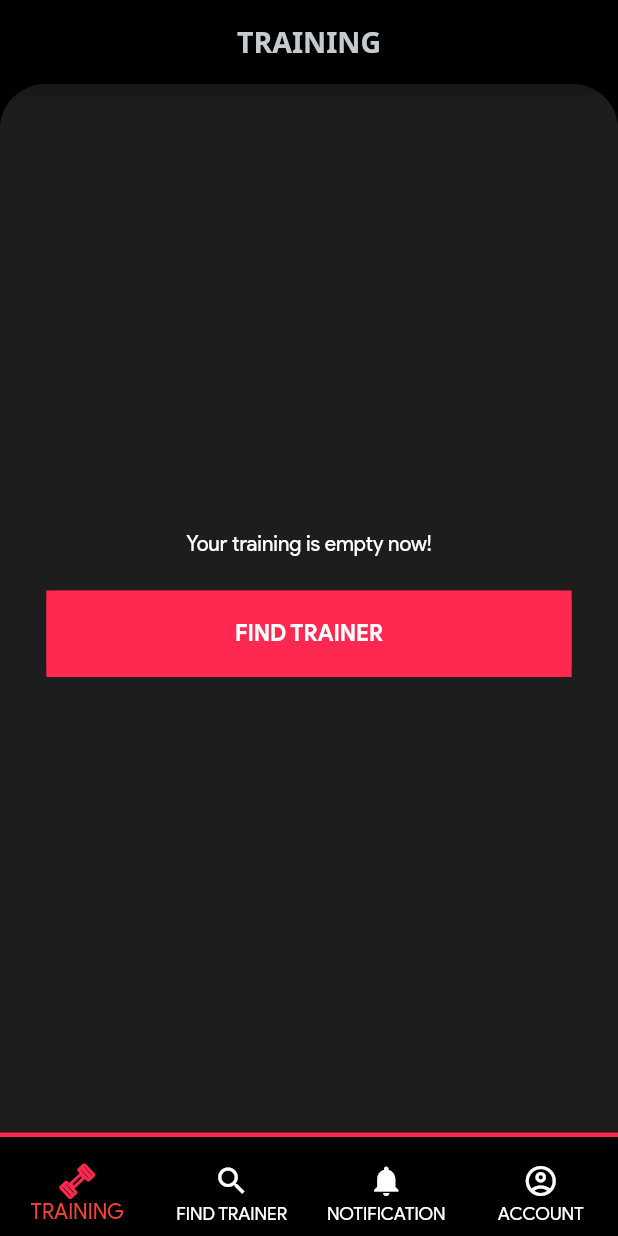
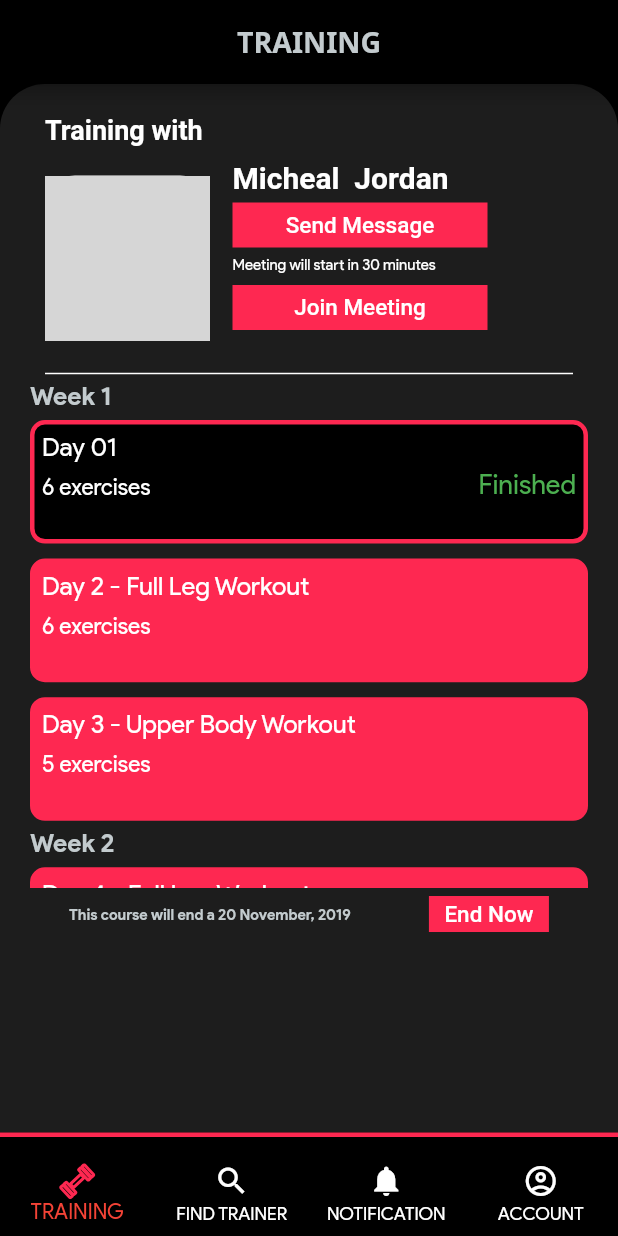
Before and after one commit to thanhdat369/HCI-PT-Booking, a Flutter app: the UserScreen screen opened directly, on a phone screen of 412 x 824 dp. Run offline on Flutter 3.47's test engine with Material 2 defaults, Android fonts, the phone set to English and light mode, and no system bars; our stand-ins replace chewie, flutter_svg, font_awesome_flutter, smooth_star_rating, table_calendar, video_player; Roboto replaces fonts that are missing (NotoSans); grey boxes are pictures that could not be loaded.

Commit message:
Training

```diff
--- a/lib/main.dart
+++ b/lib/main.dart
@@ -2,6 +2,7 @@ import 'package:flutter/material.dart';
 import 'package:hci_booking_pt/screens/user_screen/checkout.dart';
 import 'package:hci_booking_pt/screens/user_screen/components/scroll_profile_trainer.dart';
 import 'package:hci_booking_pt/screens/user_screen/profile_trainer.dart';
+import 'package:hci_booking_pt/screens/user_screen/rounder_training_day.dart';
 import 'package:hci_booking_pt/screens/user_screen/user_detail_exercise_video.dart';
 import 'package:hci_booking_pt/screens/welcome/login.dart';
 import 'package:hci_booking_pt/screens/welcome/login.dart';
@@ -31,11 +32,11 @@ class MyApp extends StatelessWidget {
             fontFamily: "Product Sans",
           ),
           primarySwatch: Colors.red),
-      home: //LoginScreen(),
+      home: LoginScreen(),
       //CheckOutScreen(),
-      Profile_Trainer(),
+      //Profile_Trainer(),
       //ScrollTrainer(),
-
+      //RoundedTrainingDay(),
     );
 
     //Dimniss auto focus
--- a/lib/screens/user_screen/profile_trainer.dart
+++ b/lib/screens/user_screen/profile_trainer.dart
@@ -206,20 +206,3 @@ class List_View_Hori extends StatelessWidget {
     );
   }
 }
-
-Widget a(String titile, String price) {
-    return Container(
-        //margin: EdgeInsets.only(top: 20, bottom: 20),
-        child: Row(
-          mainAxisAlignment: MainAxisAlignment.spaceAround,
-          children: [
-            Container(width: 235, child: Text(titile, style: const TextStyle(fontSize: 15,fontWeight: FontWeight.w700,
-              fontFamily: "NotoSans",),)),
-            Container(
-              width: 100,
-              child: Text(price, style: const TextStyle(fontSize: 15,fontWeight: FontWeight.w700,
-              fontFamily: "NotoSans",),),
-            )
-          ],
-        ));
-  }
--- /dev/null
+++ b/lib/screens/user_screen/rounder_training_day.dart
@@ -0,0 +1,55 @@
+import 'package:flutter/material.dart';
+import 'package:hci_booking_pt/theme/colors.dart';
+
+class RoundedTrainingDay extends StatelessWidget {
+  String title;
+  int num_of_excercise;
+  bool is_finish;
+  RoundedTrainingDay(
+      {Key key,
+      this.title = "Day 01",
+      this.num_of_excercise = 6,
+      this.is_finish = false})
+      : super(key: key);
+
+  @override
+  Widget build(BuildContext context) {
+    Size size = MediaQuery.of(context).size;
+    return Container(
+      padding: EdgeInsets.all(5),
+      margin: EdgeInsets.fromLTRB(0, 5, 0, 5),
+      decoration: BoxDecoration(
+          borderRadius: BorderRadius.all(Radius.circular(10)),
+          color: is_finish ? MainColors.kDark : MainColors.kMain,
+          border: Border.all(width: 3, color: MainColors.kMain)),
+      width: size.width * 0.85,
+      height: size.height * 0.1,
+      child: Column(
+        crossAxisAlignment: CrossAxisAlignment.start,
+        children: <Widget>[
+          Padding(
+            padding: const EdgeInsets.only(bottom: 3),
+            child: Text(
+              this.title,
+              style: TextStyle(fontSize: 17),
+            ),
+          ),
+          Row(
+            crossAxisAlignment: CrossAxisAlignment.end,
+            mainAxisAlignment: MainAxisAlignment.spaceBetween,
+            children: <Widget>[
+              Text(
+                "$num_of_excercise exercises",
+                style: TextStyle(fontSize: 15),
+              ),
+              Text(
+                is_finish ? "Finished" : "",
+                style: TextStyle(fontSize: 18, color: Colors.green),
+              ),
+            ],
+          )
+        ],
+      ),
+    );
+  }
+}
--- /dev/null
+++ b/lib/screens/user_screen/user_home_training.dart
@@ -0,0 +1,153 @@
+import 'package:flutter/material.dart';
+import 'package:hci_booking_pt/components/rounded_button_size.dart';
+import 'package:hci_booking_pt/components/square_image.dart';
+import 'package:hci_booking_pt/screens/user_screen/rounder_training_day.dart';
+import 'package:hci_booking_pt/theme/colors.dart';
+
+class UserHomeTraining extends StatelessWidget {
+  final Function press;
+  const UserHomeTraining({Key key, this.press}) : super(key: key);
+
+  @override
+  Widget build(BuildContext context) {
+    Size size = MediaQuery.of(context).size;
+    return Container(
+      child: Column(
+        children: [
+          Info_CheckOut(),
+            const Divider(
+            color: Colors.white,
+            height: 10,
+            thickness: 1,
+            indent: 10,
+            endIndent: 10,
+          ),
+
+
+          SizedBox(
+                height: size.height * 0.41,
+                child: Info_Exercise(),
+              ),
+
+          Container(
+            margin: EdgeInsets.only(top: 0.5),
+            child: Row(
+              mainAxisAlignment: MainAxisAlignment.spaceAround,
+              children: [
+                Text("This course will end a 20 November, 2019", style: TextStyle(fontSize: 10,fontWeight: FontWeight.w700,
+                color: MainColors.kSoftLight),),
+
+              RoundedButtonSize(text: "End Now", height:24, width: 80,),
+
+
+              ],
+            ),
+          ),
+
+
+
+
+        ],
+      )
+    );
+  }
+}
+
+class Info_CheckOut extends StatelessWidget {
+  const Info_CheckOut({Key key}) : super(key: key);
+
+  @override
+  Widget build(BuildContext context) {
+    return Column(
+      children: <Widget>[
+        Container(
+          padding: EdgeInsets.only(left: 10),
+          alignment: Alignment.topLeft,
+          child: Text(
+                      "Training with",
+                      style: const TextStyle(
+                          color: const Color(0xffffffff),
+                          fontWeight: FontWeight.w700,
+                          fontFamily: "NotoSans",
+                          fontStyle: FontStyle.normal,
+                          fontSize: 18),
+                    ),
+        ),
+        Container(
+          padding: EdgeInsets.only(left: 10, right: 10, top: 10, bottom: 7),
+          child: Row(
+            children: [
+              SquareImage(size: 110,),
+              Container(
+                height: 130,
+                margin: EdgeInsets.only(left: 15),
+                child: Column(
+                  crossAxisAlignment: CrossAxisAlignment.start,
+                  children: <Widget>[
+                    Text(
+                      "Micheal  Jordan",
+                      style: const TextStyle(
+                          color: const Color(0xffffffff),
+                          fontWeight: FontWeight.w700,
+                          fontFamily: "NotoSans",
+                          fontStyle: FontStyle.normal,
+                          fontSize: 20),
+                    ),
+
+                    RoundedButtonSize(text: "Send Message", width: 170, height: 30,),
+
+                    Padding(
+                      padding: const EdgeInsets.only(bottom: 3),
+                      child: Text("Meeting will start in 30 minutes", style: const TextStyle(fontSize: 10),),
+                    ),
+
+                    RoundedButtonSize(text: "Join Meeting", width: 170, height: 30,),
+
+                  ],
+                ),
+              ),
+            ],
+          ),
+        )
+      ],
+    );
+  }
+}
+
+class Info_Exercise extends StatelessWidget {
+  const Info_Exercise({Key key}) : super(key: key);
+
+  @override
+  Widget build(BuildContext context) {
+
+    return ListView(
+        scrollDirection: Axis.vertical,
+        children: [
+
+          Text("Week 1", style: TextStyle(fontSize: 17,fontWeight: FontWeight.w700,
+              color: MainColors.kSoftLight),),
+          RoundedTrainingDay(is_finish: true,),
+          RoundedTrainingDay(title: "Day 2 - Full Leg Workout", num_of_excercise: 6,),
+          RoundedTrainingDay(title: "Day 3 - Upper Body Workout", num_of_excercise: 5,),
+
+          Text("Week 2", style: TextStyle(fontSize: 17,fontWeight: FontWeight.w700,
+              color: MainColors.kSoftLight),),
+          RoundedTrainingDay(title: "Day 4 - Full Leg Workout", num_of_excercise: 6,),
+          RoundedTrainingDay(title: "Day 5 - Full Leg Workout", num_of_excercise: 6,),
+          RoundedTrainingDay(title: "Day 6 - Upper Body Workout", num_of_excercise: 5,),
+
+          Text("Week 3", style: TextStyle(fontSize: 17,fontWeight: FontWeight.w700,
+              color: MainColors.kSoftLight),),
+          RoundedTrainingDay(title: "Day 7 - Full Leg Workout", num_of_excercise: 6,),
+          RoundedTrainingDay(title: "Day 8 - Full Leg Workout", num_of_excercise: 6,),
+          RoundedTrainingDay(title: "Day 9 - Upper Body Workout", num_of_excercise: 5,),
+
+          Text("Week 4", style: TextStyle(fontSize: 17,fontWeight: FontWeight.w700,
+              color: MainColors.kSoftLight),),
+          RoundedTrainingDay(title: "Day 10 - Full Leg Workout", num_of_excercise: 6,),
+          RoundedTrainingDay(title: "Day 11 - Full Leg Workout", num_of_excercise: 6,),
+          RoundedTrainingDay(title: "Day 12 - Upper Body Workout", num_of_excercise: 5,),
+        ],
+    );
+  }
+}
--- a/lib/screens/user_screen/user_screen.dart
+++ b/lib/screens/user_screen/user_screen.dart
@@ -3,6 +3,7 @@ import 'package:hci_booking_pt/screens/user_screen/components/container_rounded.
 import 'package:hci_booking_pt/screens/user_screen/find_pt.dart';
 import 'package:hci_booking_pt/screens/user_screen/profile.dart';
 import 'package:hci_booking_pt/screens/user_screen/user_home.dart';
+import 'package:hci_booking_pt/screens/user_screen/user_home_training.dart';
 import 'package:hci_booking_pt/screens/user_screen/user_notification.dart';
 import 'package:hci_booking_pt/theme/colors.dart';
 import 'package:flutter_svg/flutter_svg.dart';
@@ -14,7 +15,7 @@ class UserScreenItemDTO {
   UserScreenItemDTO(this.title, this.screen);
 }
 
-class UserScreen extends StatefulWidget {
+class  UserScreen extends StatefulWidget {
   UserScreen({Key key}) : super(key: key);
   @override
   _UserScreenState createState() => _UserScreenState();
@@ -26,7 +27,7 @@ class _UserScreenState extends State<UserScreen> {
   @override
   Widget build(BuildContext context) {
     var _tabs = [
-      UserScreenItemDTO("TRAINING", UserHome(
+      UserScreenItemDTO("TRAINING", UserHomeTraining(
         press: () {
           setState(() {
             _currentindex = 1;
--- /dev/null
+++ b/lib/screens/user_screen/user_week.dart
@@ -0,0 +1,24 @@
+import 'package:flutter/material.dart';
+
+class UserWeek extends StatelessWidget {
+  const UserWeek({Key key}) : super(key: key);
+
+  @override
+  Widget build(BuildContext context) {
+    return ListView(
+      scrollDirection: Axis.vertical,
+      children: <Widget>[
+        Padding(
+          padding: const EdgeInsets.only(left: 10),
+          child: Text("Week 1",
+              style: const TextStyle(
+                fontWeight: FontWeight.w700,
+                fontFamily: "NotoSans",
+                fontSize: 18,
+              ),
+              textAlign: TextAlign.left),
+        ),
+      ]
+    );
+  }
+}
```
